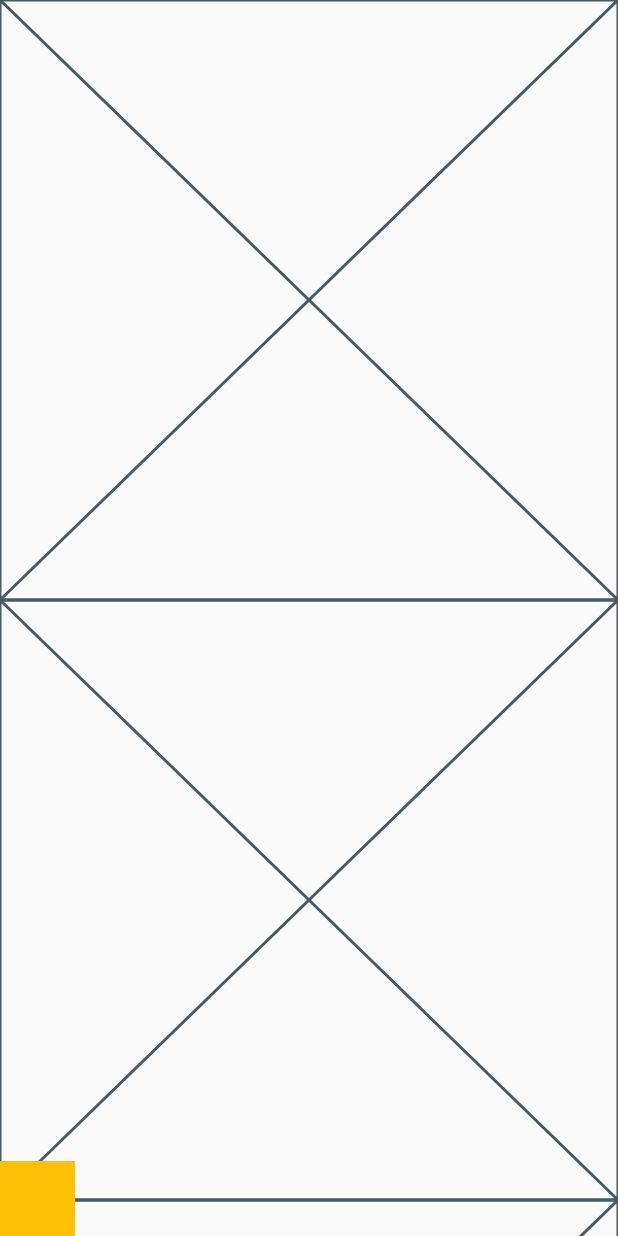
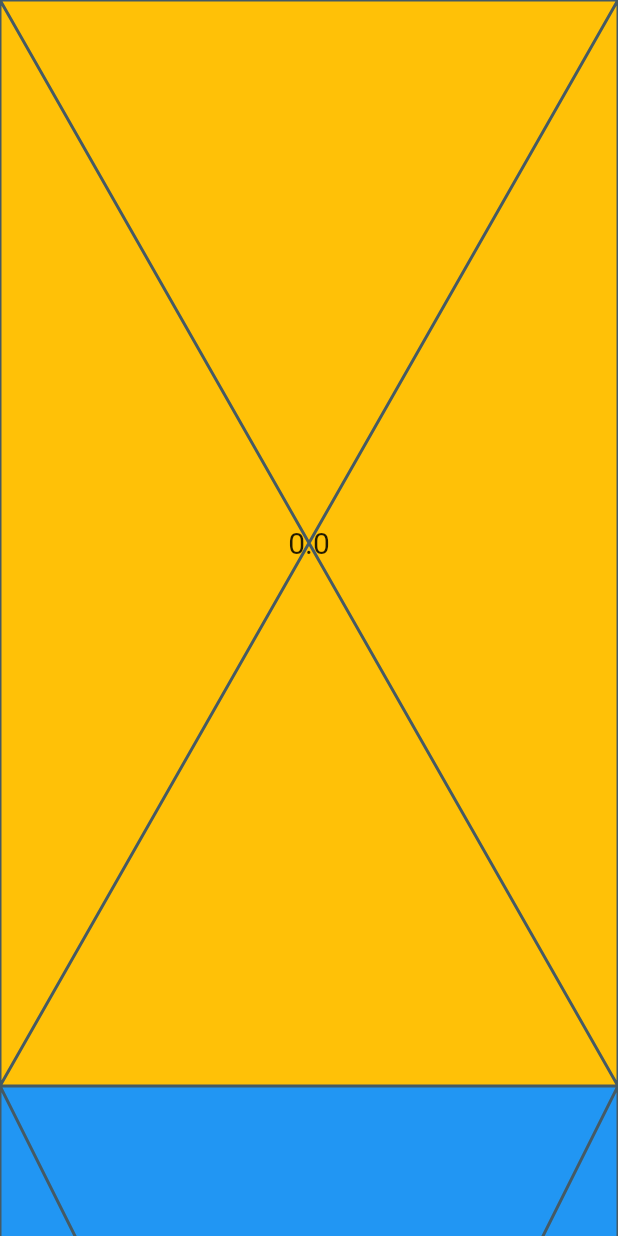
Before and after one commit to sufftea/fancy_slivers, a Flutter app: the screen it shows after launch, on a phone screen of 412 x 824 dp. Run offline on Flutter 3.47's test engine with Material 2 defaults, Android fonts, the phone set to English and light mode, and no system bars; missing offline and left inert: flutter_shaders; network calls fail.

Commit message:
animated page can show next sliver before current goes away; particles - meh

```diff
--- a/lib/main.dart
+++ b/lib/main.dart
@@ -1,5 +1,7 @@
-import 'package:fancy_slivers/sliver_animated_page.dart';
-import 'package:fancy_slivers/sliver_particles.dart';
+import 'package:fancy_slivers/entries/anim_page_1/anim_page_1.dart';
+import 'package:fancy_slivers/entries/anim_page_2/anim_page_2.dart';
+import 'package:fancy_slivers/entries/particles_entry.dart';
+import 'package:fancy_slivers/slivers/sliver_animated_page.dart';
 import 'package:flutter/material.dart';
 
 void main() {
@@ -15,34 +17,8 @@ class MainApp extends StatelessWidget {
       home: Scaffold(
         body: CustomScrollView(
           slivers: [
-            SliverParticles(
-              speed: 2,
-              overlayBuilder: (context, data) {
-                return Stack(
-                  children: [
-                    Positioned(
-                      bottom: data.totalHeight != 0
-                          ? data.scrollOffset * 2 % data.totalHeight
-                          : 0,
-                      child: Container(
-                        color: Colors.amber,
-                        width: 50,
-                        height: 50,
-                      ),
-                    ),
-                  ],
-                );
-              },
-            ),
-            for (var i = 0; i < 3; ++i)
-              const SliverToBoxAdapter(
-                child: Placeholder(
-                  fallbackHeight: 400,
-                ),
-              ),
-            // buildScrollParalax(),
-            buildAnimatedPage(Colors.purple),
-            buildAnimatedPage(Colors.green),
+            const AnimPage1(),
+            const AnimPage2(),
             buildAnimatedPage(Colors.blue),
             buildAnimatedPage(Colors.cyan),
             for (var i = 0; i < 3; ++i)
--- a/pubspec.yaml
+++ b/pubspec.yaml
@@ -1,10 +1,10 @@
 name: fancy_slivers
 description: A new Flutter project.
-publish_to: 'none'
+publish_to: "none"
 version: 0.1.0
 
 environment:
-  sdk: '>=3.0.0 <4.0.0'
+  sdk: ">=3.0.0 <4.0.0"
 
 dependencies:
   flutter:
@@ -18,3 +18,5 @@ dev_dependencies:
 
 flutter:
   uses-material-design: true
+  shaders:
+    - assets/shaders/particles.frag
```
Also changed, not shown: lib/entries/anim_page_1/anim_page_1.dart (added, +20 -0 lines), lib/entries/anim_page_2/anim_page_2.dart (added, +31 -0 lines), lib/entries/particles_entry.dart (added, +59 -0 lines), lib/slivers/sliver_animated_page.dart (renamed from lib/sliver_animated_page.dart, +46 -12 lines), lib/slivers/sliver_particles.dart (renamed from lib/sliver_particles.dart), 1 other file.
